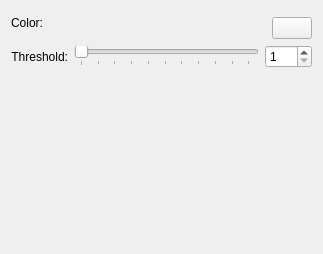
KDE/krita, file krita/plugins/filters/colors/wdgcolortoalphabase.ui: the form before one commit.
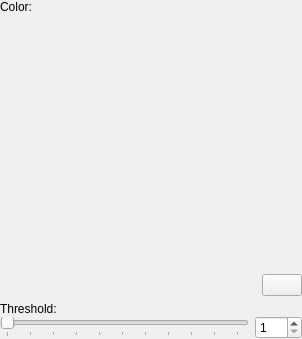
The form after the commit. Custom widgets are drawn as their Qt base class.

Commit message:
Clean up the layout of the filter settings pages
Patch by Ghevan
CCMAIL:ghevan@gmail.com

```diff
--- a/krita/plugins/filters/colors/wdgcolortoalphabase.ui
+++ b/krita/plugins/filters/colors/wdgcolortoalphabase.ui
@@ -6,15 +6,26 @@
    <rect>
     <x>0</x>
     <y>0</y>
-    <width>323</width>
-    <height>254</height>
+    <width>302</width>
+    <height>339</height>
    </rect>
   </property>
-  <layout class="QFormLayout" name="formLayout">
-   <property name="fieldGrowthPolicy">
-    <enum>QFormLayout::ExpandingFieldsGrow</enum>
-   </property>
-   <item row="0" column="0">
+  <property name="sizePolicy">
+   <sizepolicy hsizetype="Preferred" vsizetype="Preferred">
+    <horstretch>0</horstretch>
+    <verstretch>0</verstretch>
+   </sizepolicy>
+  </property>
+  <layout class="QVBoxLayout" name="verticalLayout_2">
+   <property name="spacing">
+    <number>6</number>
+   </property>
+   <property name="margin">
+    <number>0</number>
+   </property>
+   <item>
+    <layout class="QHBoxLayout" name="horizontalLayout_2">
+     <item>
     <widget class="QLabel" name="textLabel1">
      <property name="text">
       <string>Color:</string>
@@ -27,8 +38,6 @@
      </property>
     </widget>
    </item>
-   <item row="0" column="1">
-    <layout class="QHBoxLayout" name="horizontalLayout_2">
      <item>
       <spacer name="horizontalSpacer">
        <property name="orientation">
@@ -36,44 +45,96 @@
        </property>
        <property name="sizeHint" stdset="0">
         <size>
+         <width>20</width>
+         <height>0</height>
+        </size>
+       </property>
+      </spacer>
+     </item>
+    </layout>
+   </item>
+   <item>
+    <widget class="KoTriangleColorSelector" name="colorSelector" native="true">
+     <property name="sizePolicy">
+      <sizepolicy hsizetype="Expanding" vsizetype="Expanding">
+       <horstretch>0</horstretch>
+       <verstretch>0</verstretch>
+      </sizepolicy>
+     </property>
+     <property name="minimumSize">
+      <size>
+       <width>180</width>
+       <height>180</height>
+      </size>
+     </property>
+     <layout class="QGridLayout" name="gridLayout_2">
+      <property name="margin">
+       <number>0</number>
+      </property>
+      <property name="spacing">
+       <number>0</number>
+      </property>
+      <item row="1" column="0">
+       <spacer name="horizontalSpacer_2">
+        <property name="orientation">
+         <enum>Qt::Horizontal</enum>
+        </property>
+        <property name="sizeHint" stdset="0">
+         <size>
          <width>40</width>
          <height>20</height>
         </size>
        </property>
       </spacer>
      </item>
-     <item>
+      <item row="1" column="1">
       <layout class="QVBoxLayout" name="verticalLayout">
        <item>
-        <widget class="KoTriangleColorSelector" name="colorSelector" native="true"/>
+         <spacer name="verticalSpacer">
+          <property name="orientation">
+           <enum>Qt::Vertical</enum>
+          </property>
+          <property name="sizeHint" stdset="0">
+           <size>
+            <width>20</width>
+            <height>40</height>
+           </size>
+          </property>
+         </spacer>
        </item>
        <item>
         <widget class="KColorButton" name="btnCustomColor">
+          <property name="maximumSize">
+           <size>
+            <width>16777215</width>
+            <height>16777215</height>
+           </size>
+          </property>
          <property name="autoDefault">
           <bool>false</bool>
          </property>
+          <property name="default">
+           <bool>false</bool>
+          </property>
+          <property name="flat">
+           <bool>false</bool>
+          </property>
         </widget>
        </item>
       </layout>
      </item>
     </layout>
-   </item>
-   <item row="1" column="0">
-    <widget class="QLabel" name="textLabel1_2">
-     <property name="text">
-      <string>Threshold:</string>
-     </property>
-     <property name="alignment">
-      <set>Qt::AlignRight|Qt::AlignTrailing|Qt::AlignVCenter</set>
-     </property>
-     <property name="wordWrap">
-      <bool>false</bool>
-     </property>
     </widget>
    </item>
-   <item row="1" column="1">
-    <layout class="QHBoxLayout" name="horizontalLayout">
      <item>
+    <layout class="QGridLayout" name="gridLayout">
+     <property name="verticalSpacing">
+      <number>0</number>
+     </property>
+     <property name="topMargin">
+      <number>0</number>
+     </property>
+     <item row="1" column="0">
       <widget class="QSlider" name="sldSecondaryThreshold">
        <property name="minimum">
         <number>1</number>
@@ -92,7 +153,20 @@
        </property>
       </widget>
      </item>
-     <item>
+     <item row="0" column="0">
+      <widget class="QLabel" name="textLabel1_2">
+       <property name="text">
+        <string>Threshold:</string>
+       </property>
+       <property name="alignment">
+        <set>Qt::AlignLeading|Qt::AlignLeft|Qt::AlignVCenter</set>
+       </property>
+       <property name="wordWrap">
+        <bool>false</bool>
+       </property>
+      </widget>
+     </item>
+     <item row="1" column="1">
       <widget class="QSpinBox" name="intThreshold">
        <property name="minimum">
         <number>1</number>
```
Lines whose indentation alone changed are shown as unchanged. The commit also changes 27 other files.
